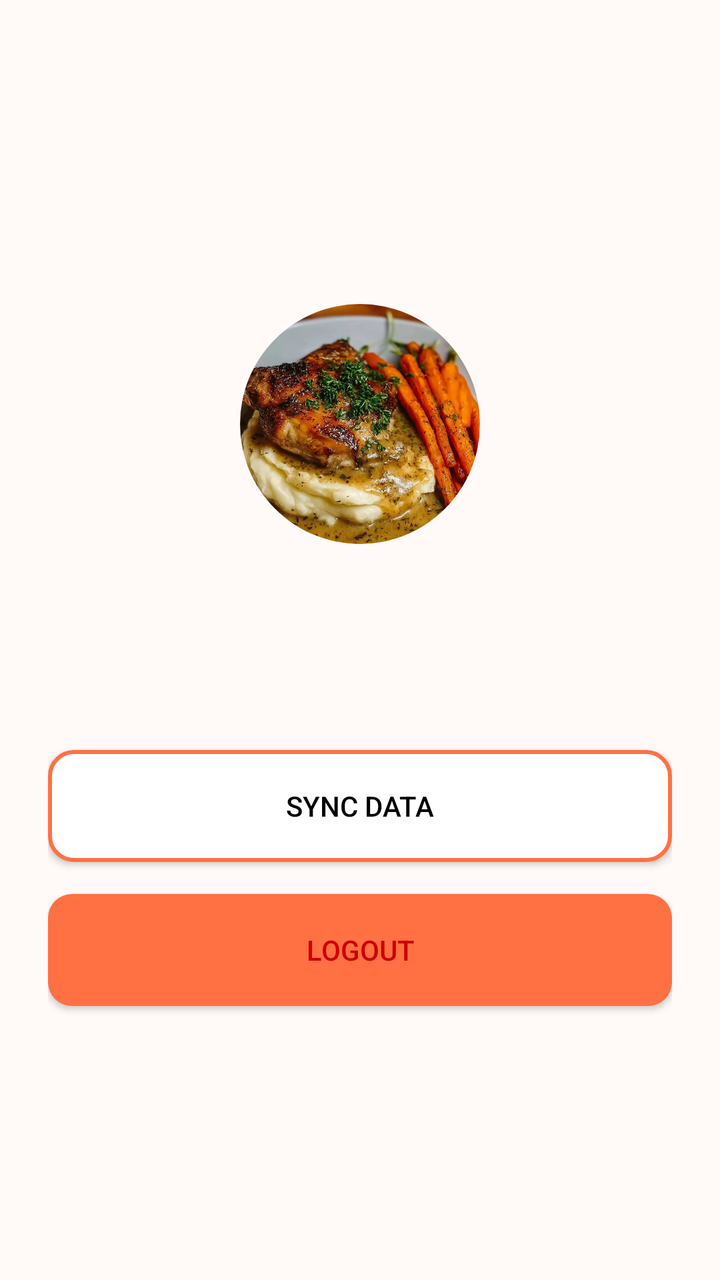
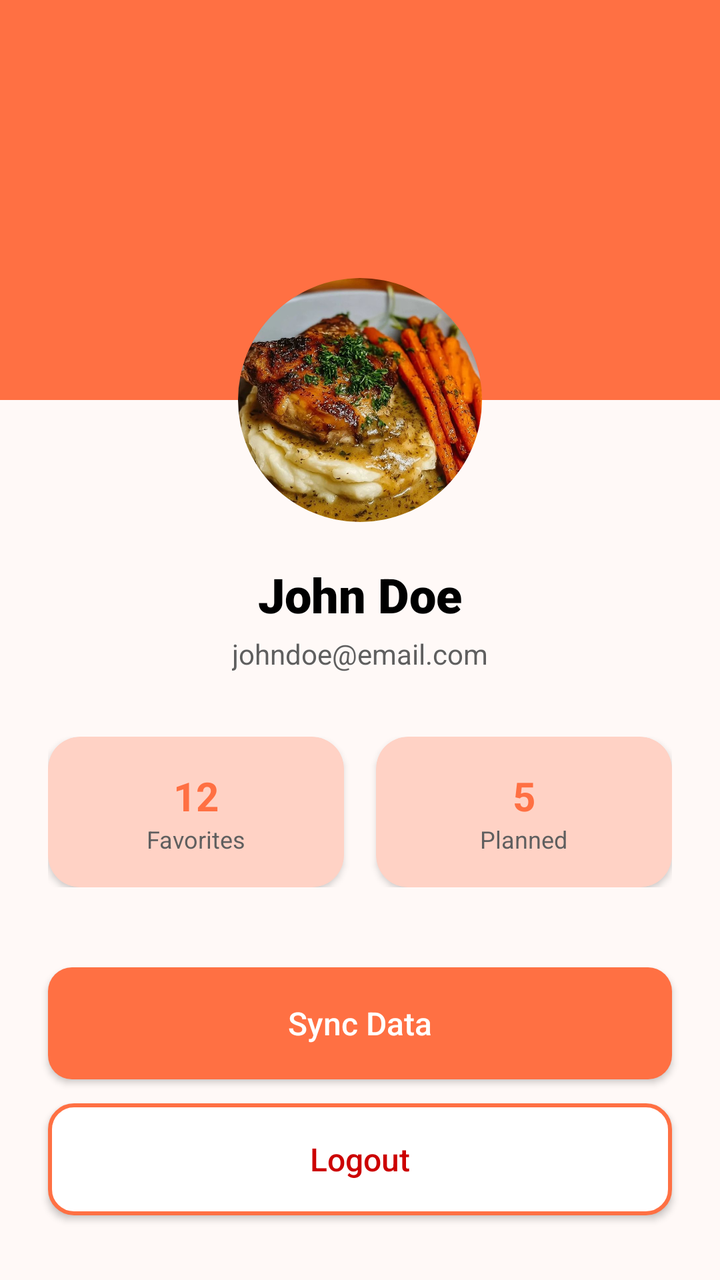

Before-and-after screenshots of an Android layout around one commit, followed by the original layout XML and the change that was made.
<!-- AndroidManifest.xml: application theme Theme.MealPlanner -->
<!-- res/layout/fragment_account.xml -->
<?xml version="1.0" encoding="utf-8"?>
<androidx.constraintlayout.widget.ConstraintLayout
    xmlns:android="http://schemas.android.com/apk/res/android"
    xmlns:app="http://schemas.android.com/apk/res-auto"
    xmlns:tools="http://schemas.android.com/tools"
    android:layout_width="match_parent"
    android:layout_height="match_parent"
    android:padding="24dp"
    android:background="@color/color_background">

    <com.google.android.material.imageview.ShapeableImageView
        android:id="@+id/ivUserProfile"
        android:layout_width="120dp"
        android:layout_height="120dp"
        android:layout_marginTop="128dp"
        android:scaleType="centerCrop"
        android:src="@drawable/img_meal_test"
        app:layout_constraintEnd_toEndOf="parent"
        app:layout_constraintStart_toStartOf="parent"
        app:layout_constraintTop_toTopOf="parent"
        app:shapeAppearanceOverlay="@style/CircleImageStyle" />

    <TextView
        android:id="@+id/tvUserName"
        android:layout_width="wrap_content"
        android:layout_height="wrap_content"
        android:layout_marginTop="16dp"
        android:textColor="@color/black"
        android:textSize="22sp"
        android:textStyle="bold"
        app:layout_constraintEnd_toEndOf="parent"
        app:layout_constraintStart_toStartOf="parent"
        app:layout_constraintTop_toBottomOf="@+id/ivUserProfile" />

    <TextView
        android:id="@+id/tvUserEmail"
        android:layout_width="wrap_content"
        android:layout_height="wrap_content"
        android:layout_marginTop="4dp"
        android:textColor="@android:color/darker_gray"
        android:textSize="16sp"
        app:layout_constraintEnd_toEndOf="parent"
        app:layout_constraintStart_toStartOf="parent"
        app:layout_constraintTop_toBottomOf="@+id/tvUserName" />

    <androidx.appcompat.widget.AppCompatButton
        android:id="@+id/btnSync"
        android:layout_width="match_parent"
        android:layout_height="56dp"
        android:layout_marginTop="32dp"
        android:background="@drawable/shape_button_negative"
        android:text="Sync Data"
        android:textColor="@android:color/black"
        app:layout_constraintTop_toBottomOf="@id/tvUserEmail" />

    <androidx.appcompat.widget.AppCompatButton
        android:id="@+id/btnLogout"
        android:layout_width="match_parent"
        android:layout_height="56dp"
        android:layout_marginTop="16dp"
        android:background="@drawable/shape_button_positive"
        android:text="Logout"
        android:textColor="@android:color/holo_red_dark"
        app:layout_constraintTop_toBottomOf="@id/btnSync" />

</androidx.constraintlayout.widget.ConstraintLayout>
<!-- resources referenced by this layout -->
<resources>
  <color name="black">#000000</color>
  <color name="color_background">#FFF9F7</color>
  <!-- drawable img_meal_test: png bitmap (drawable, 127827 bytes) -->
  <!-- drawable shape_button_negative (drawable) -->
  <?xml version="1.0" encoding="utf-8"?>
  <shape xmlns:android="http://schemas.android.com/apk/res/android">
      <stroke
          android:width="2dp"
          android:color="@color/color_primary" />
      <solid android:color="@color/white" />
      <corners android:radius="12dp" />
  </shape>
  <!-- drawable shape_button_positive (drawable) -->
  <?xml version="1.0" encoding="utf-8"?>
  <shape xmlns:android="http://schemas.android.com/apk/res/android">
      <solid android:color="@color/color_primary" />
      <corners android:radius="12dp" />
  </shape>
  <style name="CircleImageStyle">
          <item name="cornerSize">50%</item>
      </style>
  <style name="Theme.MealPlanner" parent="Base.Theme.MealPlanner" />
  <color name="color_primary">#FF7043</color>
  <color name="white">#FFFFFF</color>
  <style name="Base.Theme.MealPlanner" parent="Theme.Material3.DayNight.NoActionBar">
          
          
      </style>
</resources>

<!-- the commit's change to res/layout/fragment_account.xml (unified diff, before → after) -->
@@ -5,14 +5,22 @@
     xmlns:tools="http://schemas.android.com/tools"
     android:layout_width="match_parent"
     android:layout_height="match_parent"
-    android:padding="24dp"
     android:background="@color/color_background">
+
+    <View
+        android:id="@+id/headerBackground"
+        android:layout_width="match_parent"
+        android:layout_height="200dp"
+        android:background="@color/color_primary"
+        app:layout_constraintTop_toTopOf="parent" />
 
     <com.google.android.material.imageview.ShapeableImageView
         android:id="@+id/ivUserProfile"
-        android:layout_width="120dp"
-        android:layout_height="120dp"
-        android:layout_marginTop="128dp"
+        android:layout_width="130dp"
+        android:layout_height="130dp"
+        android:layout_marginTop="135dp"
+        android:padding="4dp"
+        android:background="@color/white"
         android:scaleType="centerCrop"
         android:src="@drawable/img_meal_test"
         app:layout_constraintEnd_toEndOf="parent"
@@ -25,9 +33,10 @@
         android:layout_width="wrap_content"
         android:layout_height="wrap_content"
         android:layout_marginTop="16dp"
+        android:text="John Doe"
         android:textColor="@color/black"
-        android:textSize="22sp"
-        android:textStyle="bold"
+        android:textSize="24sp"
+        android:fontFamily="sans-serif-black"
         app:layout_constraintEnd_toEndOf="parent"
         app:layout_constraintStart_toStartOf="parent"
         app:layout_constraintTop_toBottomOf="@+id/ivUserProfile" />
@@ -37,29 +46,111 @@
         android:layout_width="wrap_content"
         android:layout_height="wrap_content"
         android:layout_marginTop="4dp"
-        android:textColor="@android:color/darker_gray"
-        android:textSize="16sp"
+        android:text="johndoe@email.com"
+        android:textColor="@color/gray"
+        android:textSize="14sp"
         app:layout_constraintEnd_toEndOf="parent"
         app:layout_constraintStart_toStartOf="parent"
         app:layout_constraintTop_toBottomOf="@+id/tvUserName" />
+
+    <LinearLayout
+        android:id="@+id/llStats"
+        android:layout_width="match_parent"
+        android:layout_height="wrap_content"
+        android:layout_marginTop="32dp"
+        android:layout_marginHorizontal="24dp"
+        android:orientation="horizontal"
+        android:weightSum="2"
+        app:layout_constraintTop_toBottomOf="@id/tvUserEmail">
+
+        <com.google.android.material.card.MaterialCardView
+            android:layout_width="0dp"
+            android:layout_height="wrap_content"
+            android:layout_weight="1"
+            android:layout_marginEnd="8dp"
+            app:cardCornerRadius="16dp"
+            app:cardElevation="2dp"
+            app:cardBackgroundColor="@color/color_secondary"
+            app:strokeWidth="0dp">
+            <LinearLayout
+                android:layout_width="match_parent"
+                android:layout_height="wrap_content"
+                android:gravity="center"
+                android:padding="16dp"
+                android:orientation="vertical">
+                <TextView
+                    android:id="@+id/tvFavoriteCount"
+                    android:layout_width="wrap_content"
+                    android:layout_height="wrap_content"
+                    android:text="12"
+                    android:textSize="20sp"
+                    android:textStyle="bold"
+                    android:textColor="@color/color_primary"/>
+                <TextView
+                    android:layout_width="wrap_content"
+                    android:layout_height="wrap_content"
+                    android:text="Favorites"
+                    android:textSize="12sp"
+                    android:textColor="@color/gray"/>
+            </LinearLayout>
+        </com.google.android.material.card.MaterialCardView>
+
+        <com.google.android.material.card.MaterialCardView
+            android:layout_width="0dp"
+            android:layout_height="wrap_content"
+            android:layout_weight="1"
+            android:layout_marginStart="8dp"
+            app:cardCornerRadius="16dp"
+            app:cardElevation="2dp"
+            app:cardBackgroundColor="@color/color_secondary"
+            app:strokeWidth="0dp">
+            <LinearLayout
+                android:layout_width="match_parent"
+                android:layout_height="wrap_content"
+                android:gravity="center"
+                android:padding="16dp"
+                android:orientation="vertical">
+                <TextView
+                    android:id="@+id/tvPlannedCount"
+                    android:layout_width="wrap_content"
+                    android:layout_height="wrap_content"
+                    android:text="5"
+                    android:textSize="20sp"
+                    android:textStyle="bold"
+                    android:textColor="@color/color_primary"/>
+                <TextView
+                    android:layout_width="wrap_content"
+                    android:layout_height="wrap_content"
+                    android:text="Planned"
+                    android:textSize="12sp"
+                    android:textColor="@color/gray"/>
+            </LinearLayout>
+        </com.google.android.material.card.MaterialCardView>
+    </LinearLayout>
 
     <androidx.appcompat.widget.AppCompatButton
         android:id="@+id/btnSync"
         android:layout_width="match_parent"
         android:layout_height="56dp"
-        android:layout_marginTop="32dp"
-        android:background="@drawable/shape_button_negative"
+        android:layout_marginTop="40dp"
+        android:layout_marginHorizontal="24dp"
+        android:background="@drawable/shape_button_positive"
         android:text="Sync Data"
-        android:textColor="@android:color/black"
-        app:layout_constraintTop_toBottomOf="@id/tvUserEmail" />
+        android:textAllCaps="false"
+        android:textSize="16sp"
+        android:textColor="@android:color/white"
+        app:layout_constraintTop_toBottomOf="@id/llStats" />
 
     <androidx.appcompat.widget.AppCompatButton
         android:id="@+id/btnLogout"
         android:layout_width="match_parent"
         android:layout_height="56dp"
-        android:layout_marginTop="16dp"
-        android:background="@drawable/shape_button_positive"
+        android:layout_marginTop="12dp"
+        android:layout_marginHorizontal="24dp"
+        android:background="@drawable/shape_button_negative"
         android:text="Logout"
+        android:textAllCaps="false"
+        android:textSize="16sp"
         android:textColor="@android:color/holo_red_dark"
         app:layout_constraintTop_toBottomOf="@id/btnSync" />
 
<!-- resource entries referenced after the edit -->
@@ -23,6 +23,8 @@
       </style>
   <style name="Theme.MealPlanner" parent="Base.Theme.MealPlanner" />
   <color name="color_primary">#FF7043</color>
+  <color name="color_secondary">#FFD2C5</color>
+  <color name="gray">#5F5F5F</color>
   <color name="white">#FFFFFF</color>
   <style name="Base.Theme.MealPlanner" parent="Theme.Material3.DayNight.NoActionBar">
           
